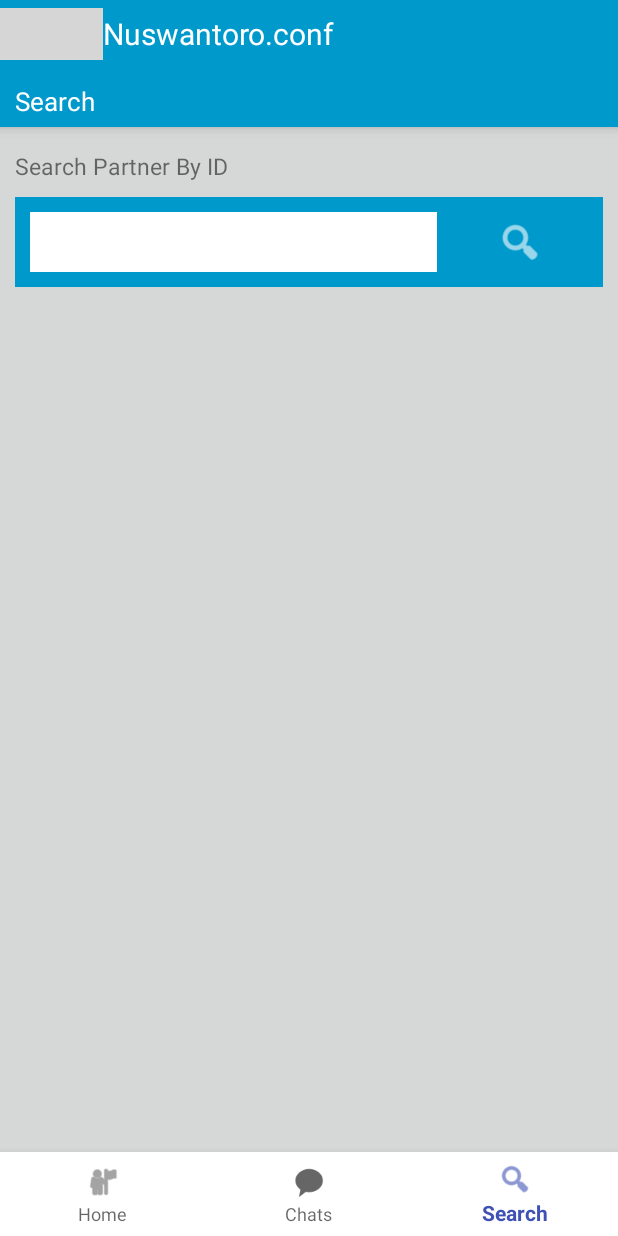
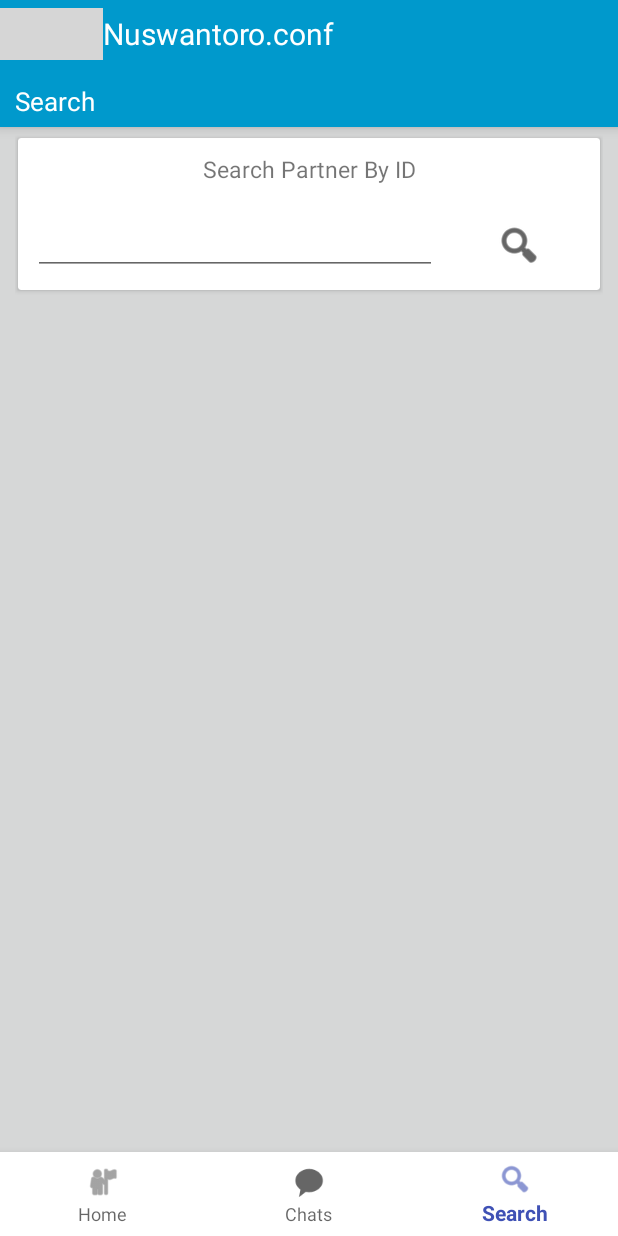
Before and after one commit to fajaralmu/android-chatting1, an Android app: the HomeActivity screen opened directly, with no data from a screen before it, item 3 of the bottom bar chosen, on a phone screen of 412 x 824 dp. Run offline under Robolectric (Android 15) with nearby library versions, the phone set to English and light mode, and no system bars; libraries missing offline, so code that uses them is left out: com.fajar.livestreaming; grey boxes are pictures that could not be loaded.

Commit message:
update search partner page

```diff
--- a/app/src/main/res/layout/fragment_search.xml
+++ b/app/src/main/res/layout/fragment_search.xml
@@ -16,19 +16,32 @@
         android:layout_marginTop="5dp"
         android:orientation="vertical">
 
+        <androidx.cardview.widget.CardView
+            android:layout_width="match_parent"
+            android:layout_height="wrap_content"
+            android:layout_marginBottom="10dp"
+            android:layout_marginLeft="2dp"
+            android:layout_marginRight="2dp"
+            android:layout_marginTop="2dp">
+
+            <LinearLayout
+                android:layout_width="match_parent"
+                android:layout_height="match_parent"
+                android:orientation="vertical">
+
                 <TextView
                     android:id="@+id/textView"
                     android:layout_width="match_parent"
                     android:layout_height="wrap_content"
                     android:layout_marginBottom="10dp"
                     android:layout_marginTop="10dp"
+                    android:gravity="center"
                     android:text="Search Partner By ID"
                     android:textSize="15sp" />
 
                 <LinearLayout
                     android:layout_width="match_parent"
-            android:layout_height="wrap_content"
-            android:background="@android:color/holo_blue_dark"
+                    android:layout_height="match_parent"
                     android:orientation="horizontal"
                     android:paddingBottom="10dp"
                     android:paddingLeft="10dp"
@@ -41,7 +54,6 @@
                         android:layout_height="40dp"
                         android:layout_marginRight="10dp"
                         android:layout_weight="1"
-                android:background="@android:color/background_light"
                         android:ems="10"
                         android:inputType="textPersonName" />
 
@@ -50,19 +62,21 @@
                         android:layout_width="wrap_content"
                         android:layout_height="40dp"
                         android:layout_weight="1"
-                android:background="@android:color/holo_blue_dark"
+                        android:background="@null"
                         android:paddingBottom="5dp"
                         android:paddingTop="5dp"
                         android:src="@android:drawable/ic_menu_search"
-                android:tint="@android:color/background_light" />
+                        android:tint="@android:color/background_dark" />
                 </LinearLayout>
+            </LinearLayout>
+
+        </androidx.cardview.widget.CardView>
 
         <androidx.cardview.widget.CardView
             android:id="@+id/card_partner_result"
             android:layout_width="match_parent"
-            android:layout_height="match_parent"
-            android:layout_marginBottom="10dp"
-            android:layout_marginTop="10dp">
+            android:layout_height="wrap_content"
+            android:layout_margin="2dp">
 
             <LinearLayout
                 android:layout_width="match_parent"
@@ -76,7 +90,7 @@
                     android:layout_marginBottom="10dp"
                     android:layout_marginTop="10dp"
                     android:layout_weight="1"
-                    android:src ="@drawable/ic_person_black_24dp" />
+                    android:src="@drawable/ic_person_black_24dp" />
 
                 <LinearLayout
                     android:layout_width="wrap_content"
@@ -108,9 +122,9 @@
                         android:id="@+id/button_initialize_chat"
                         android:layout_width="wrap_content"
                         android:layout_height="wrap_content"
-                        android:background="@android:color/holo_blue_dark"
+                        android:background="@null"
                         android:src="@android:drawable/sym_action_chat"
-                        android:tint="@android:color/background_light" />
+                        android:tint="@android:color/background_dark" />
 
                 </LinearLayout>
             </LinearLayout>
```
Lines whose indentation alone changed are shown as unchanged.
